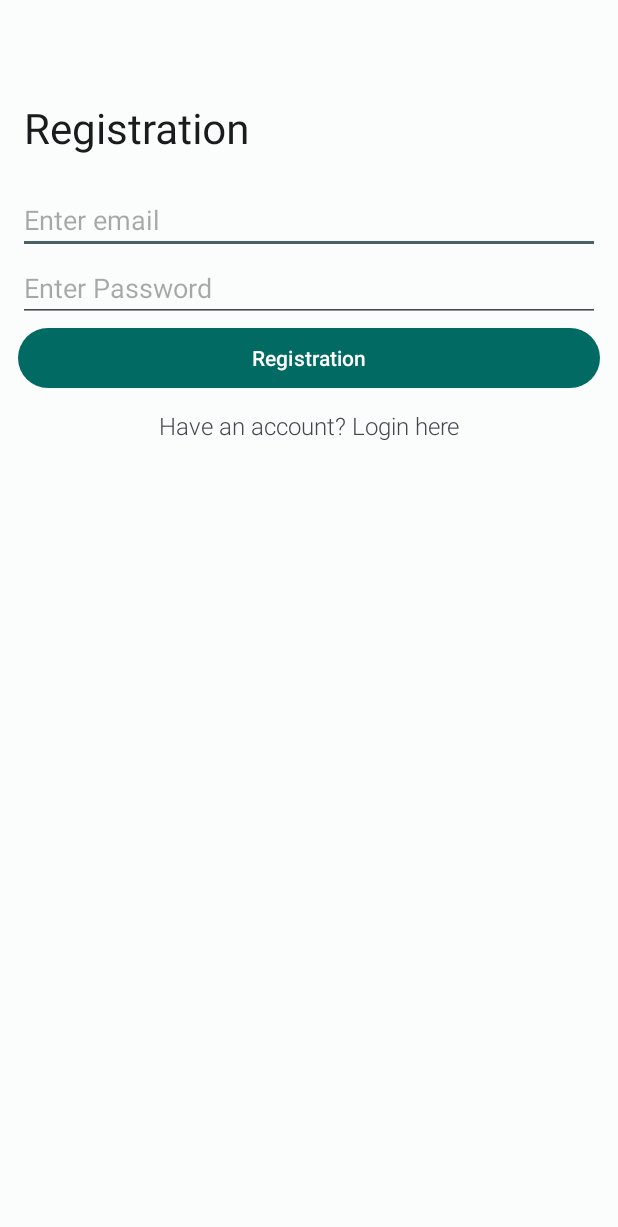
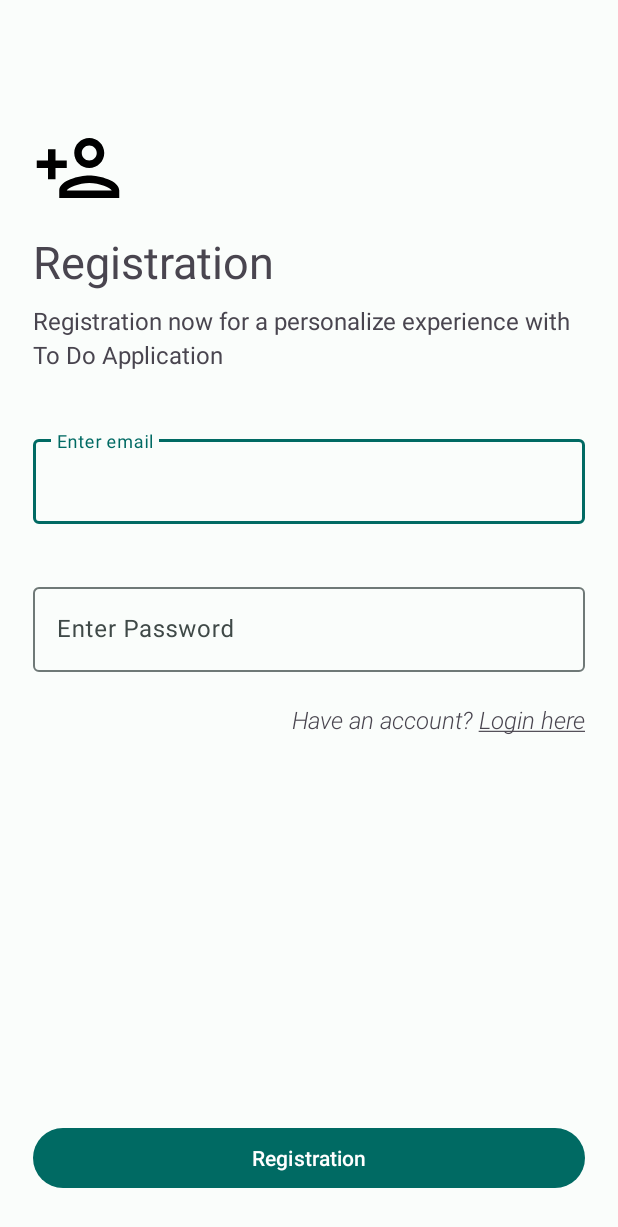
Before and after one commit to PhiThai1309/ToDoApplication, an Android app: the screen it shows after launch (RegistrationActivity), after a tap on an icon or button, on a phone screen of 412 x 824 dp. Shown: the top 1227 px of the screen. Run offline under Robolectric (Android 15) with nearby library versions, the phone set to English and light mode, and no system bars; our stand-ins replace Firebase (no records; nobody signed in at launch, a user with empty details on screens opened directly); 1 other tap on this screen came first.

Commit message:
Redesign Login and Signup UI

```diff
--- a/app/src/main/java/com/example/todoapplication/TaskAdapter.java
+++ b/app/src/main/java/com/example/todoapplication/TaskAdapter.java
@@ -9,11 +9,12 @@ import android.widget.TextView;
 import androidx.annotation.NonNull;
 import androidx.recyclerview.widget.RecyclerView;
 
+import com.example.todoapplication.ui.home.DetailsActivity;
+import com.example.todoapplication.ui.home.HomeActivity;
+import com.example.todoapplication.ui.model.TaskModel;
 import com.google.android.material.card.MaterialCardView;
 
-import java.util.ArrayList;
 import java.util.List;
-import java.util.Locale;
 
 public class TaskAdapter extends RecyclerView.Adapter<TaskAdapter.TaskViewHolder> {
     private final LayoutInflater mInflater;
--- a/app/src/main/java/com/example/todoapplication/InputActivity.java
+++ b/app/src/main/java/com/example/todoapplication/ui/home/InputActivity.java
@@ -1,4 +1,4 @@
-package com.example.todoapplication;
+package com.example.todoapplication.ui.home;
 
 import androidx.annotation.NonNull;
 import androidx.appcompat.app.AppCompatActivity;
@@ -8,6 +8,9 @@ import android.os.Bundle;
 import android.view.Menu;
 import android.widget.Toast;
 
+import com.example.todoapplication.R;
+import com.example.todoapplication.ui.model.TaskModel;
+import com.example.todoapplication.ui.model.ToDoApplication;
 import com.google.android.gms.tasks.OnCompleteListener;
 import com.google.android.gms.tasks.Task;
 import com.google.android.material.appbar.MaterialToolbar;
--- a/app/src/main/java/com/example/todoapplication/LoginActivity.java
+++ b/app/src/main/java/com/example/todoapplication/ui/home/LoginActivity.java
@@ -1,4 +1,4 @@
-package com.example.todoapplication;
+package com.example.todoapplication.ui.home;
 
 import androidx.annotation.NonNull;
 import androidx.appcompat.app.AppCompatActivity;
@@ -12,11 +12,12 @@ import android.widget.EditText;
 import android.widget.TextView;
 import android.widget.Toast;
 
+import com.example.todoapplication.R;
 import com.google.android.gms.tasks.OnCompleteListener;
 import com.google.android.gms.tasks.Task;
+import com.google.android.material.textfield.TextInputLayout;
 import com.google.firebase.auth.AuthResult;
 import com.google.firebase.auth.FirebaseAuth;
-import com.google.firebase.auth.FirebaseUser;
 
 public class LoginActivity extends AppCompatActivity {
     private EditText loginEmail, loginPassword;
@@ -31,44 +32,56 @@ public class LoginActivity extends AppCompatActivity {
         super.onCreate(savedInstanceState);
         setContentView(R.layout.activity_login);
 
-        if(firebaseAuth.getInstance().getCurrentUser() != null){
+        //Check if user is already logged in
+        if(FirebaseAuth.getInstance().getCurrentUser() != null){
             startActivity(new Intent(getApplicationContext(), HomeActivity.class));
             finish();
         }
+        //Initialize Firebase Auth
+        firebaseAuth = FirebaseAuth.getInstance();
 
+        //Get the views
         loginEmail = findViewById(R.id.loginEmail);
+        TextInputLayout loginEmail_wrapper = findViewById(R.id.loginEmail_wrapper);
         loginPassword = findViewById(R.id.loginPassword);
+        TextInputLayout loginPassword_wrapper = findViewById(R.id.loginPassword_wrapper);
         loginButton = findViewById(R.id.loginButton);
         loginRegister = findViewById(R.id.registerLoginButton);
 
+        //Initialize progress dialog
         progressDialog = new ProgressDialog(this);
-        firebaseAuth = FirebaseAuth.getInstance();
 
+        //Set OnClickListeners for the register button
         loginRegister.setOnClickListener(v -> {
+            //Start the register activity
             Intent intent = new Intent(LoginActivity.this, RegistrationActivity.class);
             startActivity(intent);
         });
 
+        //Set OnClickListeners for the login button
         loginButton.setOnClickListener(new View.OnClickListener() {
             @Override
             public void onClick(View view) {
+                //Get the email and password
                 String email = loginEmail.getText().toString();
                 String password = loginPassword.getText().toString();
 
+                //Check if the email and password are empty
                 if (email.isEmpty()) {
-                    loginEmail.setError("Email required");
+                    loginEmail_wrapper.setError("Email required");
                     Toast.makeText(LoginActivity.this, "Please enter all required fields", Toast.LENGTH_SHORT).show();
-//                    return;
                 } else if (password.isEmpty()){
-                    loginPassword.setError("Password required");
+                    loginPassword_wrapper.setError("Password required");
                     Toast.makeText(LoginActivity.this, "Please enter all required fields", Toast.LENGTH_SHORT).show();
-//                    return;
                 } else {
+                    //Show progress dialog
                     progressDialog.setMessage("Please wait...");
                     progressDialog.show();
+                    //Authenticate the user
                     firebaseAuth.signInWithEmailAndPassword(email, password).addOnCompleteListener(new OnCompleteListener<AuthResult>() {
                         @Override
                         public void onComplete(@NonNull Task<AuthResult> task) {
+                            //Check if the task is successful
                             progressDialog.dismiss();
                             if (task.isSuccessful()) {
                                 Intent intent = new Intent(LoginActivity.this, HomeActivity.class);
--- a/app/src/main/java/com/example/todoapplication/RegistrationActivity.java
+++ b/app/src/main/java/com/example/todoapplication/ui/home/RegistrationActivity.java
@@ -1,4 +1,4 @@
-package com.example.todoapplication;
+package com.example.todoapplication.ui.home;
 
 import androidx.annotation.NonNull;
 import androidx.appcompat.app.AppCompatActivity;
@@ -12,11 +12,12 @@ import android.widget.EditText;
 import android.widget.TextView;
 import android.widget.Toast;
 
+import com.example.todoapplication.R;
 import com.google.android.gms.tasks.OnCompleteListener;
 import com.google.android.gms.tasks.Task;
+import com.google.android.material.textfield.TextInputLayout;
 import com.google.firebase.auth.AuthResult;
 import com.google.firebase.auth.FirebaseAuth;
-import com.google.firebase.auth.FirebaseUser;
 
 public class RegistrationActivity extends AppCompatActivity {
     private EditText registrationEmail, registrationPassword;
@@ -31,35 +32,47 @@ public class RegistrationActivity extends AppCompatActivity {
         super.onCreate(savedInstanceState);
         setContentView(R.layout.activity_registration);
 
+        //Get the views
         registrationButton = findViewById(R.id.registrationButton);
         registrationEmail = findViewById(R.id.registrationEmail);
+        TextInputLayout registrationEmail_wrapper = findViewById(R.id.registrationEmail_wrapper);
         registrationPassword = findViewById(R.id.registrationPassword);
+        TextInputLayout registrationPassword_wrapper = findViewById(R.id.registrationPassword_wrapper);
         registrationLogin = findViewById(R.id.loginRegisterButton);
+
+        //Set the progress dialog
         progressDialog = new ProgressDialog(this);
 
+        //Get the firebase auth instance
         firebaseAuth = FirebaseAuth.getInstance();
 
+        //Check if user is already logged in, if so, go back and finished the current activity
         registrationLogin.setOnClickListener(v -> {
             finish();
         });
 
+        //Register the user
         registrationButton.setOnClickListener(new View.OnClickListener() {
             @Override
             public void onClick(View view) {
+                //Get the email and password
                 String email = registrationEmail.getText().toString();
                 String password = registrationPassword.getText().toString();
 
+                //Check if the email and password are empty
                 if (email.isEmpty()) {
-                    registrationEmail.setError("Email required");
+                    registrationEmail_wrapper.setError("Email required");
                     Toast.makeText(RegistrationActivity.this, "Please enter all required fields", Toast.LENGTH_SHORT).show();
                     return;
-                } if (password.isEmpty()){
-                    registrationPassword.setError("Password required");
+                } else if (password.isEmpty()){
+                    registrationPassword_wrapper.setError("Password required");
                     Toast.makeText(RegistrationActivity.this, "Please enter all required fields", Toast.LENGTH_SHORT).show();
                     return;
                 } else {
+                    //Show the progress dialog
                     progressDialog.setMessage("Please wait...");
                     progressDialog.show();
+                    //Register the user
                     firebaseAuth.createUserWithEmailAndPassword(email, password).addOnCompleteListener(new OnCompleteListener<AuthResult>() {
                         @Override
                         public void onComplete(@NonNull Task<AuthResult> task) {
--- a/app/src/main/java/com/example/todoapplication/TaskModel.java
+++ b/app/src/main/java/com/example/todoapplication/ui/model/TaskModel.java
@@ -1,4 +1,4 @@
-package com.example.todoapplication;
+package com.example.todoapplication.ui.model;
 
 public class TaskModel {
     private String task, description, id, date;
--- a/app/src/main/java/com/example/todoapplication/ToDoApplication.java
+++ b/app/src/main/java/com/example/todoapplication/ui/model/ToDoApplication.java
@@ -1,4 +1,4 @@
-package com.example.todoapplication;
+package com.example.todoapplication.ui.model;
 
 import android.app.Application;
 
--- /dev/null
+++ b/app/src/main/res/drawable-night-hdpi/ic_outline_person_add_24.xml
@@ -0,0 +1,5 @@
+<vector android:autoMirrored="true" android:height="24dp"
+    android:tint="#ffffff" android:viewportHeight="24"
+    android:viewportWidth="24" android:width="24dp" xmlns:android="http://schemas.android.com/apk/res/android">
+    <path android:fillColor="@android:color/white" android:pathData="M15,12c2.21,0 4,-1.79 4,-4s-1.79,-4 -4,-4 -4,1.79 -4,4 1.79,4 4,4zM15,6c1.1,0 2,0.9 2,2s-0.9,2 -2,2 -2,-0.9 -2,-2 0.9,-2 2,-2zM15,14c-2.67,0 -8,1.34 -8,4v2h16v-2c0,-2.66 -5.33,-4 -8,-4zM9,18c0.22,-0.72 3.31,-2 6,-2 2.7,0 5.8,1.29 6,2L9,18zM6,15v-3h3v-2L6,10L6,7L4,7v3L1,10v2h3v3z"/>
+</vector>
--- /dev/null
+++ b/app/src/main/res/drawable-night-hdpi/ic_round_person_outline_24.xml
@@ -0,0 +1,5 @@
+<vector android:autoMirrored="true" android:height="24dp"
+    android:tint="#ffffff" android:viewportHeight="24"
+    android:viewportWidth="24" android:width="24dp" xmlns:android="http://schemas.android.com/apk/res/android">
+    <path android:fillColor="@android:color/white" android:pathData="M12,5.9c1.16,0 2.1,0.94 2.1,2.1s-0.94,2.1 -2.1,2.1S9.9,9.16 9.9,8s0.94,-2.1 2.1,-2.1m0,9c2.97,0 6.1,1.46 6.1,2.1v1.1L5.9,18.1L5.9,17c0,-0.64 3.13,-2.1 6.1,-2.1M12,4C9.79,4 8,5.79 8,8s1.79,4 4,4 4,-1.79 4,-4 -1.79,-4 -4,-4zM12,13c-2.67,0 -8,1.34 -8,4v2c0,0.55 0.45,1 1,1h14c0.55,0 1,-0.45 1,-1v-2c0,-2.66 -5.33,-4 -8,-4z"/>
+</vector>
--- /dev/null
+++ b/app/src/main/res/drawable/ic_outline_person_add_24.xml
@@ -0,0 +1,5 @@
+<vector android:autoMirrored="true" android:height="24dp"
+    android:tint="#000000" android:viewportHeight="24"
+    android:viewportWidth="24" android:width="24dp" xmlns:android="http://schemas.android.com/apk/res/android">
+    <path android:fillColor="@android:color/white" android:pathData="M15,12c2.21,0 4,-1.79 4,-4s-1.79,-4 -4,-4 -4,1.79 -4,4 1.79,4 4,4zM15,6c1.1,0 2,0.9 2,2s-0.9,2 -2,2 -2,-0.9 -2,-2 0.9,-2 2,-2zM15,14c-2.67,0 -8,1.34 -8,4v2h16v-2c0,-2.66 -5.33,-4 -8,-4zM9,18c0.22,-0.72 3.31,-2 6,-2 2.7,0 5.8,1.29 6,2L9,18zM6,15v-3h3v-2L6,10L6,7L4,7v3L1,10v2h3v3z"/>
+</vector>
--- /dev/null
+++ b/app/src/main/res/drawable/ic_round_person_outline_24.xml
@@ -0,0 +1,5 @@
+<vector android:autoMirrored="true" android:height="24dp"
+    android:tint="#000000" android:viewportHeight="24"
+    android:viewportWidth="24" android:width="24dp" xmlns:android="http://schemas.android.com/apk/res/android">
+    <path android:fillColor="@android:color/white" android:pathData="M12,5.9c1.16,0 2.1,0.94 2.1,2.1s-0.94,2.1 -2.1,2.1S9.9,9.16 9.9,8s0.94,-2.1 2.1,-2.1m0,9c2.97,0 6.1,1.46 6.1,2.1v1.1L5.9,18.1L5.9,17c0,-0.64 3.13,-2.1 6.1,-2.1M12,4C9.79,4 8,5.79 8,8s1.79,4 4,4 4,-1.79 4,-4 -1.79,-4 -4,-4zM12,13c-2.67,0 -8,1.34 -8,4v2c0,0.55 0.45,1 1,1h14c0.55,0 1,-0.45 1,-1v-2c0,-2.66 -5.33,-4 -8,-4z"/>
+</vector>
--- a/app/src/main/res/layout/activity_details.xml
+++ b/app/src/main/res/layout/activity_details.xml
@@ -4,7 +4,7 @@
     xmlns:tools="http://schemas.android.com/tools"
     android:layout_width="match_parent"
     android:layout_height="match_parent"
-    tools:context=".DetailsActivity">
+    tools:context=".ui.home.DetailsActivity">
 
     <com.google.android.material.appbar.AppBarLayout
         android:layout_width="match_parent"
--- a/app/src/main/res/layout/activity_home.xml
+++ b/app/src/main/res/layout/activity_home.xml
@@ -5,7 +5,7 @@
     android:layout_width="match_parent"
     android:layout_height="match_parent"
     android:fitsSystemWindows="true"
-    tools:context=".HomeActivity">
+    tools:context=".ui.home.HomeActivity">
 
     <com.google.android.material.appbar.AppBarLayout
         android:layout_width="match_parent"
@@ -25,7 +25,7 @@
                 android:layout_height="?attr/actionBarSize"
                 app:layout_collapseMode="pin"
                 app:menu="@menu/app_bar"
-                app:title="To Do Appication" />
+                app:title="@string/app_name" />
 
             <com.google.android.material.progressindicator.LinearProgressIndicator
                 android:id="@+id/progressBar"
--- a/app/src/main/res/layout/activity_registration.xml
+++ b/app/src/main/res/layout/activity_registration.xml
@@ -5,71 +5,101 @@
     xmlns:tools="http://schemas.android.com/tools"
     android:layout_width="match_parent"
     android:layout_height="match_parent"
+    android:layout_margin="12dp"
     android:orientation="vertical"
-    tools:context=".LoginActivity">
+    tools:context=".ui.home.RegistrationActivity">
 
-    <com.google.android.material.appbar.AppBarLayout
+    <Space
+        android:layout_width="match_parent"
+        android:layout_height="70dp" />
 
+    <ImageView
+        android:layout_width="60dp"
+        android:layout_height="60dp"
+        android:layout_marginStart="10dp"
+        android:contentDescription="@string/sign_in_icon"
+        app:srcCompat="@drawable/ic_outline_person_add_24" />
+
+    <TextView
+        android:id="@+id/textView2"
         android:layout_width="match_parent"
         android:layout_height="wrap_content"
-        android:fitsSystemWindows="true">
+        android:paddingStart="10dp"
+        android:paddingTop="12dp"
+        android:paddingEnd="10dp"
+        android:text="@string/registration"
+        android:textSize="30sp" />
 
-        <com.google.android.material.appbar.CollapsingToolbarLayout
-            style="@style/Widget.Material3.CollapsingToolbar.Large"
-            android:layout_width="match_parent"
-            android:layout_height="?attr/collapsingToolbarLayoutMediumSize">
-
-            <com.google.android.material.appbar.MaterialToolbar
-                android:id="@+id/homeToolbar"
-                android:layout_width="match_parent"
-                android:layout_height="?attr/actionBarSize"
-                app:layout_scrollFlags="scroll|enterAlways"
-                app:title="Registration" />
-
-        </com.google.android.material.appbar.CollapsingToolbarLayout>
-
-    </com.google.android.material.appbar.AppBarLayout>
+    <TextView
+        android:id="@+id/textView3"
+        android:layout_width="match_parent"
+        android:layout_height="wrap_content"
+        android:lineSpacingExtra="4sp"
+        android:paddingStart="10dp"
+        android:paddingTop="8dp"
+        android:paddingEnd="10dp"
+        android:text="@string/registration_desc"
+        android:textSize="16sp" />
 
     <LinearLayout
         android:layout_width="match_parent"
         android:layout_height="match_parent"
-        android:layout_margin="12dp"
+        android:layout_marginStart="10dp"
+        android:layout_marginTop="40dp"
+        android:layout_marginEnd="10dp"
         android:orientation="vertical">
 
-        <EditText
-            android:id="@+id/registrationEmail"
+        <com.google.android.material.textfield.TextInputLayout
+            android:id="@+id/registrationEmail_wrapper"
             android:layout_width="match_parent"
             android:layout_height="wrap_content"
-            android:autofillHints=""
             android:hint="@string/login_enter_email"
-            android:inputType="textEmailAddress" />
+            app:errorEnabled="true">
 
-        <EditText
-            android:id="@+id/registrationPassword"
+            <com.google.android.material.textfield.TextInputEditText
+                android:id="@+id/registrationEmail"
+                android:layout_width="match_parent"
+                android:layout_height="wrap_content"
+                android:inputType="textEmailAddress" />
+        </com.google.android.material.textfield.TextInputLayout>
+
+        <com.google.android.material.textfield.TextInputLayout
+            android:id="@+id/registrationPassword_wrapper"
             android:layout_width="match_parent"
             android:layout_height="wrap_content"
-            android:autofillHints=""
+            android:layout_marginTop="16dp"
             android:hint="@string/login_enter_password"
-            android:inputType="textPassword" />
+            app:errorEnabled="true">
+
+            <com.google.android.material.textfield.TextInputEditText
+                android:id="@+id/registrationPassword"
+                android:layout_width="match_parent"
+                android:layout_height="wrap_content"
+                android:inputType="textPassword" />
+        </com.google.android.material.textfield.TextInputLayout>
+
+        <TextView
+            android:id="@+id/loginRegisterButton"
+            android:layout_width="match_parent"
+            android:layout_height="wrap_content"
+            android:fontFamily="sans-serif-light"
+            android:text="@string/registration_login"
+            android:textAlignment="textEnd"
+            android:textSize="16sp"
+            android:textStyle="italic" />
+
+        <Space
+            android:layout_width="wrap_content"
+            android:layout_height="0dp"
+            android:layout_weight="1" />
 
         <Button
             android:id="@+id/registrationButton"
             style="@style/Widget.Material3.Button"
             android:layout_width="match_parent"
             android:layout_height="wrap_content"
+            android:layout_marginBottom="16dp"
             android:text="@string/registration"
             android:textAllCaps="false" />
-
-        <TextView
-            android:id="@+id/loginRegisterButton"
-            android:layout_width="match_parent"
-            android:layout_height="wrap_content"
-            android:layout_gravity="center"
-            android:layout_marginTop="10dp"
-            android:fontFamily="sans-serif-light"
-            android:gravity="center"
-            android:text="@string/registration_login"
-            android:textSize="16sp" />
     </LinearLayout>
-
 </LinearLayout>
--- a/app/src/main/res/values/strings.xml
+++ b/app/src/main/res/values/strings.xml
@@ -8,10 +8,10 @@
     <string name="login_enter_email">Enter email</string>
     <string name="login_enter_password">Enter Password</string>
     <string name="login">Login</string>
-    <string name="login_register">Don\'t have an account? Register here</string>
+    <string name="login_register">Don\'t have an account? <u>Register here</u></string>
     <string name="register_enter_email">Enter email</string>
     <string name="registration">Registration</string>
-    <string name="registration_login">Have an account? Login here</string>
+    <string name="registration_login">Have an account? <u>Login here</u></string>
     <string name="place_holder">hello</string>
     <string name="this_is_a_save_button">this is a save button</string>
     <string name="save">Save</string>
@@ -23,4 +23,8 @@
     <string name="log_out_button">this is a log out button</string>
     <string name="delete">Delete</string>
     <string name="delete_task_button">this is a delete task button</string>
+    <string name="sign_in_icon">Sign in icon</string>
+    <string name="sign_in">Sign in</string>
+    <string name="Login_des">Login into To Do Application to enjoy your own personalize to do list.</string>
+    <string name="registration_desc">Registration now for a personalize experience with To Do Application</string>
 </resources>
```
Also changed, not shown: app/src/main/AndroidManifest.xml (+6 -6 lines), app/src/main/java/com/example/todoapplication/SplashActivity.java (+6 -2 lines), app/src/main/java/com/example/todoapplication/ui/home/DetailsActivity.java (renamed from app/src/main/java/com/example/todoapplication/DetailsActivity.java, +3 -6 lines), app/src/main/java/com/example/todoapplication/ui/home/HomeActivity.java (renamed from app/src/main/java/com/example/todoapplication/HomeActivity.java, +6 -29 lines), app/src/main/java/com/example/todoapplication/ui/home/UpdateActivity.java (renamed from app/src/main/java/com/example/todoapplication/UpdateActivity.java, +4 -8 lines), app/src/main/res/layout/activity_login.xml (+68 -42 lines).
